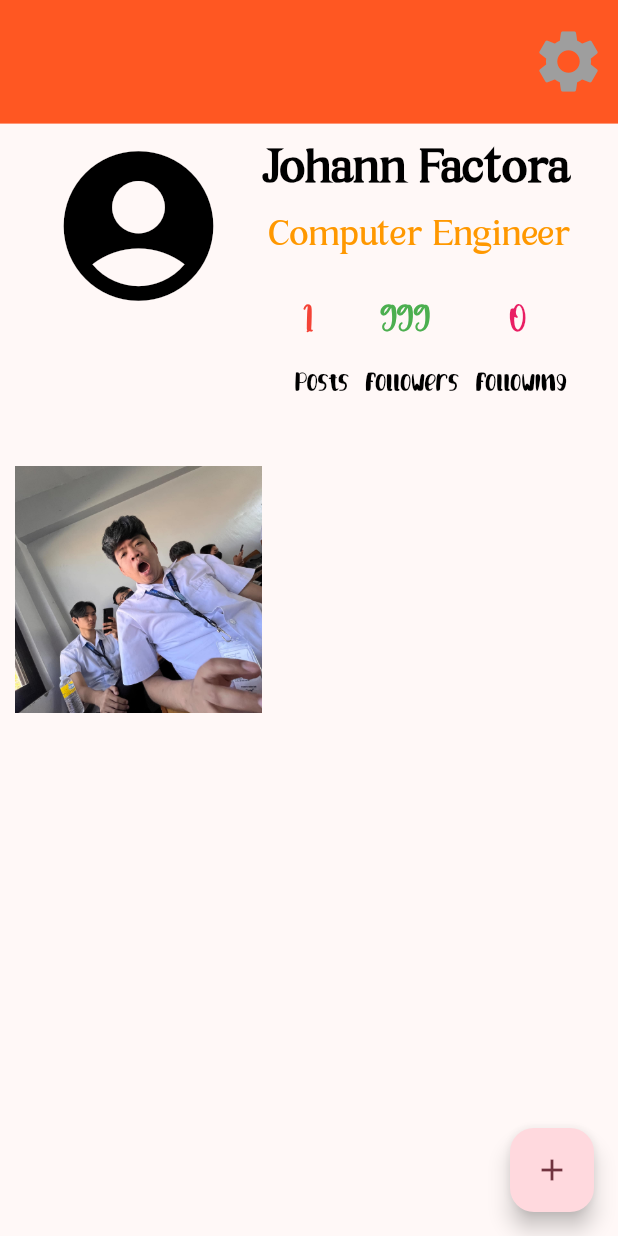
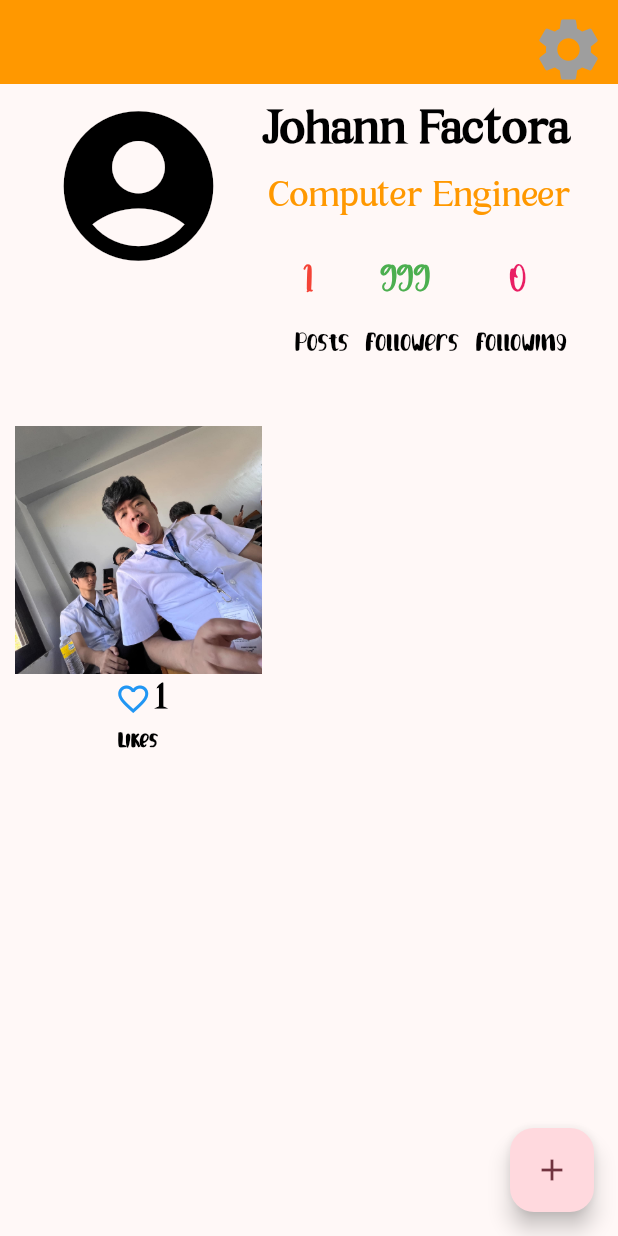
Before and after one commit to eggforsale/Flutter_Application, a Flutter app: the screen it shows after launch, after a tap on the "add" icon, on a phone screen of 412 x 824 dp. Run offline on Flutter 3.47's test engine with Material 3 defaults, Android fonts, the phone set to English and light mode, and no system bars.

Commit message:
2nd commit

```diff
--- a/lib/main.dart
+++ b/lib/main.dart
@@ -1,11 +1,11 @@
 import 'package:flutter/material.dart';
 
 void main() {
-  runApp(const MyApp());
+  runApp(MyApp());
 }
 
 class MyApp extends StatelessWidget {
-  const MyApp({super.key});
+  MyApp({super.key});
 
   @override
   Widget build(BuildContext context) {
@@ -15,33 +15,30 @@ class MyApp extends StatelessWidget {
         colorScheme: ColorScheme.fromSeed(seedColor: Colors.pink),
         useMaterial3: true,
       ),
-      home: const MyHomePage(),
+      home: MyHomePage(),
     );
   }
 }
 
-class MyHomePage extends StatelessWidget {
-  const MyHomePage({super.key});
+class MyHomePage extends StatefulWidget {
+  MyHomePage({super.key});
+
+  @override
+  State<MyHomePage> createState() => _MyHomePageState();
+}
+
+class _MyHomePageState extends State<MyHomePage> {
+  int likesCount = 0;
 
   @override
   Widget build(BuildContext context) {
     return Scaffold(
       appBar: AppBar(
-        flexibleSpace: Container(
-          margin: const EdgeInsets.all(0.0),
-          padding: const EdgeInsets.symmetric(vertical: 5.0, horizontal: 8.0),
-          decoration: BoxDecoration(
-            color: Colors.deepOrange,
-            borderRadius: const BorderRadius.only(
-              bottomLeft: Radius.circular(0),
-              bottomRight: Radius.circular(0),
-            ),
-          ),
-        ),
-        toolbarHeight: MediaQuery.of(context).size.height * 0.1,
+        title: Container(),
+        backgroundColor: Colors.orange,
         actions: [
           IconButton(
-            icon: const Icon(Icons.settings, color: Colors.grey, size: 50),
+            icon: Icon(Icons.settings, color: Colors.grey, size: 50),
             onPressed: () {},
           ),
         ],
@@ -57,12 +54,12 @@ class MyHomePage extends StatelessWidget {
               children: [
                 Column(
                   children: [
-                    const Icon(
+                    Icon(
                       Icons.account_circle,
                       size: 120,
                       color: Colors.black,
                     ),
-                    const SizedBox(height: 100),
+                    SizedBox(height: 100),
                     Container(
                       height: MediaQuery.of(context).size.height * 0.2,
                       width: MediaQuery.of(context).size.height * 0.2,
@@ -73,13 +70,49 @@ class MyHomePage extends StatelessWidget {
                         ),
                       ),
                     ),
+                    Divider(
+                      height: 0,
+                      color: const Color.fromARGB(255, 0, 0, 0),
+                    ),
+                    SizedBox(height: 0),
+                    Row(
+                      mainAxisAlignment: MainAxisAlignment.start,
+                      children: [
+                        SizedBox(width: 3),
+                        Icon(
+                          Icons.favorite_border,
+                          size: 24,
+                          color: Colors.blue,
+                        ),
+                        SizedBox(
+                          width: 3,
+                        ),
+                        Text('$likesCount',
+                            style: TextStyle(
+                              fontFamily: 'Times New Normal Regular',
+                              fontSize: 24,
+                              fontWeight: FontWeight.bold,
+                              color: Colors.black,
+                            ))
+                      ],
+                    ),
+                    SizedBox(height: 0),
+                    Text(
+                      'Likes',
+                      style: TextStyle(
+                        fontFamily: 'Glamour Elephant',
+                        fontSize: 14,
+                        fontWeight: FontWeight.bold,
+                        color: Colors.black,
+                      ),
+                    )
                   ],
                 ),
-                const SizedBox(width: 0),
+                SizedBox(width: 0),
                 Column(
                   crossAxisAlignment: CrossAxisAlignment.end,
                   children: [
-                    const Text(
+                    Text(
                       'Johann Factora',
                       style: TextStyle(
                         fontFamily: 'Times New Normal Regular',
@@ -88,8 +121,8 @@ class MyHomePage extends StatelessWidget {
                         color: Colors.black,
                       ),
                     ),
-                    const SizedBox(height: 4),
-                    const Text(
+                    SizedBox(height: 4),
+                    Text(
                       'Computer Engineer',
                       style: TextStyle(
                         fontFamily: 'Times New Normal Regular',
@@ -98,9 +131,9 @@ class MyHomePage extends StatelessWidget {
                         color: Colors.orange,
                       ),
                     ),
-                    const SizedBox(height: 20),
+                    SizedBox(height: 20),
                     Row(
-                      children: const [
+                      children: [
                         SizedBox(
                           width: 50,
                           child: Text(
@@ -142,9 +175,9 @@ class MyHomePage extends StatelessWidget {
                         ),
                       ],
                     ),
-                    const SizedBox(height: 10),
+                    SizedBox(height: 10),
                     Row(
-                      children: const [
+                      children: [
                         SizedBox(
                           width: 40,
                           child: Text(
@@ -194,8 +227,12 @@ class MyHomePage extends StatelessWidget {
         ],
       ),
       floatingActionButton: FloatingActionButton(
-        onPressed: () {},
-        child: const Icon(Icons.add),
+        onPressed: () {
+          setState(() {
+            likesCount += 1;
+          });
+        },
+        child: Icon(Icons.add),
       ),
     );
   }
```
Also changed, not shown: 1 other file.
